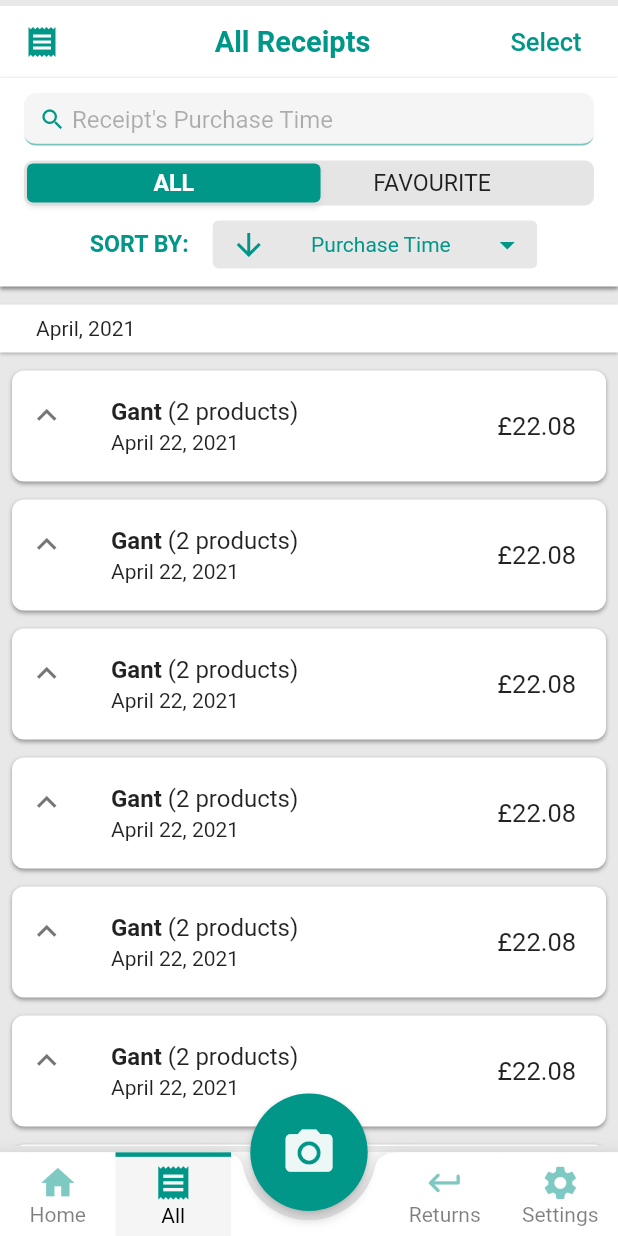
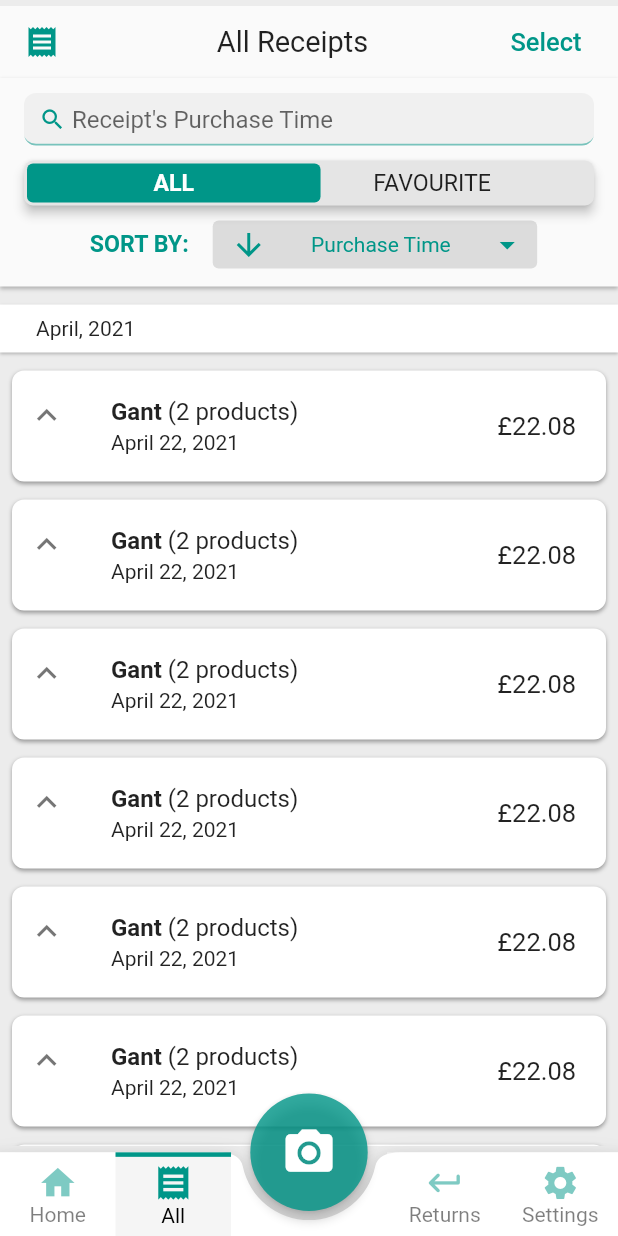
Before and after one commit to TomasKopunec/smart_receipts, a Flutter app: the screen it shows after launch, after a tap on "View All", on a phone screen of 412 x 824 dp. Run offline on Flutter 3.47's test engine with Material 2 defaults, Android fonts, the phone set to English and light mode, and no system bars; drawn by our look-alikes of flutter_slidable; our stand-ins replace persistent_bottom_nav_bar, shared_preferences.

Commit message:
Theming almost finished

```diff
--- a/lib/main.dart
+++ b/lib/main.dart
@@ -38,6 +38,12 @@ class Main extends StatelessWidget {
             theme: ThemeData(
               primarySwatch: Colors.teal,
               visualDensity: VisualDensity.adaptivePlatformDensity,
+              scaffoldBackgroundColor: Color.fromARGB(255, 236, 236, 236),
+            ),
+            darkTheme: ThemeData.dark().copyWith(
+              primaryColor: Colors.teal,
+              visualDensity: VisualDensity.adaptivePlatformDensity,
+              scaffoldBackgroundColor: Color.fromARGB(255, 34, 34, 34),
             ),
             home: const TabsScaffold(),
             routes: getRoutes(),
--- a/lib/screens/tab_control/abstract_tab_screen.dart
+++ b/lib/screens/tab_control/abstract_tab_screen.dart
@@ -11,13 +11,12 @@ abstract class AbstractTabScreen extends StatefulWidget {
         icon: Icon(getIcon()),
         activeColorPrimary: getColor(context),
         inactiveColorPrimary: activeColor.withOpacity(0.4),
-        activeColorSecondary: activeColor,
-        inactiveColorSecondary: Colors.red);
+        activeColorSecondary: activeColor);
   }
 
   @nonVirtual
   Color getColor(BuildContext context) {
-    return Theme.of(context).primaryColor; // ColorHelper.APP_COLOR;
+    return Theme.of(context).primaryColor;
   }
 
   @nonVirtual
--- a/lib/screens/tab_control/screen_wrapper.dart
+++ b/lib/screens/tab_control/screen_wrapper.dart
@@ -27,13 +27,14 @@ class ScreenWrapper extends StatelessWidget {
   Widget build(BuildContext context) {
     return Container(
       padding: const EdgeInsets.symmetric(vertical: 4),
-      color: Colors.black.withOpacity(0.07), // Screen background
+      color: Theme.of(context).scaffoldBackgroundColor, // Screen background
       child: Column(
         mainAxisAlignment: MainAxisAlignment.start,
         crossAxisAlignment: CrossAxisAlignment.start,
         children: [
           _getTitleWidget(context, action),
-          if (headerBody != null) _getHeaderActionsWrapper(headerBody!),
+          if (headerBody != null)
+            _getHeaderActionsWrapper(context, headerBody!),
           const Padding(padding: EdgeInsets.symmetric(vertical: 1)),
           Expanded(
             child: screenBody,
@@ -45,42 +46,39 @@ class ScreenWrapper extends StatelessWidget {
 
   Widget _getTitleWidget(BuildContext context, Widget? action) {
     return Container(
-      color: Colors.white,
+      color: Theme.of(context).canvasColor,
       padding: EdgeInsets.only(
           top: SizeHelper.getTopPadding(context), right: 16, left: 16),
       child: Row(
         mainAxisAlignment: MainAxisAlignment.spaceBetween,
         children: [
-          Icon(icon, color: getScreenColor(context)),
+          Icon(icon, color: Theme.of(context).primaryColor),
           Padding(
             padding: const EdgeInsets.only(left: 18),
             child: Text(
               title,
-              style: TextStyle(
-                  color: getScreenColor(context),
-                  fontWeight: FontWeight.bold,
+              style: Theme.of(context).textTheme.bodyMedium!.copyWith(
                   fontSize:
                       SizeHelper.getFontSize(context, size: FontSize.large)),
             ),
           ),
-          action != null
-              ? action
-              : TextButton(onPressed: () {}, child: Text(''))
+          action ?? TextButton(onPressed: () {}, child: const Text(''))
         ],
       ),
     );
   }
 
-  Widget _getHeaderActionsWrapper(Widget body) {
+  Widget _getHeaderActionsWrapper(context, Widget body) {
     return Container(
       width: double.infinity,
       decoration: BoxDecoration(
+        color: Theme.of(context).canvasColor,
         borderRadius: const BorderRadius.all(Radius.circular(0)),
         boxShadow: [
           BoxShadow(
               color: Colors.black.withOpacity(0.25),
               blurRadius: 1.5,
-              offset: Offset(0, 1.5)),
+              offset: const Offset(0, 1.5)),
         ],
       ),
       child: body,
--- a/lib/screens/tab_control/tabs_scaffold.dart
+++ b/lib/screens/tab_control/tabs_scaffold.dart
@@ -140,8 +140,8 @@ class _TabsScaffoldState extends State<TabsScaffold> {
           child: FloatingActionButton(
             backgroundColor: (screenProvider.selectedIndex ==
                     (screenProvider.screens.length - 1))
-                ? Theme.of(context).primaryColorDark
-                : Theme.of(context).primaryColor,
+                ? Theme.of(context).primaryColor
+                : Theme.of(context).primaryColor.withOpacity(0.8),
             splashColor: Theme.of(context).primaryColorDark,
             elevation: 3,
             onPressed: () {
@@ -149,7 +149,7 @@ class _TabsScaffoldState extends State<TabsScaffold> {
             },
             child: Icon(
               Icons.camera_alt,
-              color: Colors.white.withOpacity(0.925),
+              color: Colors.white,
               size: SizeHelper.getMenuIconSize(context),
             ),
           ),
--- a/lib/screens/tabs/add_receipt_screen.dart
+++ b/lib/screens/tabs/add_receipt_screen.dart
@@ -53,20 +53,14 @@ class _AddReceiptScreenState extends State<AddReceiptScreen> {
       elevation: 3,
       margin: EdgeInsets.zero,
       child: Container(
-        color: Colors.white,
-        padding: const EdgeInsets.all(8),
+        color: Theme.of(context).canvasColor,
+        padding: const EdgeInsets.symmetric(horizontal: 4, vertical: 12),
         child: Column(
           mainAxisAlignment: MainAxisAlignment.center,
           crossAxisAlignment: CrossAxisAlignment.start,
           children: [
             Center(
-              child: Container(
-                  color: provider.digitalOnly
-                      ? Theme.of(context).primaryColor.withOpacity(0.2)
-                      : Colors.transparent,
-                  height: qrCodeSize,
-                  width: qrCodeSize,
-                  child: Icon(Icons.qr_code_2, size: qrCodeSize)),
+              child: Icon(Icons.qr_code_2, size: qrCodeSize),
             ),
             const SizedBox(height: 8),
             Container(
@@ -77,19 +71,19 @@ class _AddReceiptScreenState extends State<AddReceiptScreen> {
                 children: [
                   Text(
                     'Tomas Kopunec',
-                    style: TextStyle(
+                    style: Theme.of(context).textTheme.titleMedium!.copyWith(
+                        fontWeight: FontWeight.w500,
                         fontSize: SizeHelper.getFontSize(context,
-                            size: FontSize.largest),
-                        fontWeight: FontWeight.w600),
+                            size: FontSize.cardSize)),
                   ),
                   const SizedBox(height: 4),
                   Text(
                     softWrap: true,
                     'vpke9ePEgAgySvFFwNsTc8/LZa03Ow==',
-                    style: TextStyle(
+                    style: Theme.of(context).textTheme.titleMedium!.copyWith(
+                        fontWeight: FontWeight.w300,
                         fontSize: SizeHelper.getFontSize(context,
-                            size: FontSize.regularLarge),
-                        fontWeight: FontWeight.w300),
+                            size: FontSize.regularLarge)),
                   ),
                 ],
               ),
--- a/lib/screens/tabs/all_receipts/control_header.dart
+++ b/lib/screens/tabs/all_receipts/control_header.dart
@@ -15,7 +15,6 @@ class ControlHeader extends StatelessWidget {
     final color = Theme.of(context).primaryColor;
 
     return Container(
-      color: Colors.white,
       padding: const EdgeInsets.only(left: 16, right: 16, bottom: 12),
       child: Column(
         children: [
@@ -32,6 +31,7 @@ class ControlHeader extends StatelessWidget {
             buttonColor: color,
             backgroundColor: Colors.black.withOpacity(0.1),
             textColor: Colors.white,
+            isInitialValue: true,
             onValueChange: (value) {
               provider.toggleFavourites();
             },
@@ -60,6 +60,7 @@ class ControlHeader extends StatelessWidget {
                   ReceiptDropdownButton(
                     width: SizeHelper.getScreenWidth(context) * 0.525,
                     textColor: Theme.of(context).primaryColor,
+                    backgroundColor: Theme.of(context).focusColor,
                   ),
                 ],
               ),
@@ -72,7 +73,6 @@ class ControlHeader extends StatelessWidget {
 
   Widget getSelectionControls(context, provider) {
     return Container(
-      color: Colors.white,
       padding: const EdgeInsets.only(bottom: 0, top: 8),
       child: const SelectionWidget(),
     );
@@ -87,18 +87,7 @@ class ControlHeader extends StatelessWidget {
   @override
   Widget build(BuildContext context) {
     return Consumer<ReceiptsProvider>(builder: (ctx, provider, child) {
-      return Container(
-        decoration: BoxDecoration(
-          borderRadius: const BorderRadius.all(Radius.circular(0)),
-          boxShadow: [
-            BoxShadow(
-                color: Colors.black.withOpacity(0.25),
-                blurRadius: 1.5,
-                offset: const Offset(0, 1.5)),
-          ],
-        ),
-        child: getControls(context, provider),
-      );
+      return getControls(context, provider);
     });
   }
 }
--- a/lib/screens/tabs/all_receipts/search_bar.dart
+++ b/lib/screens/tabs/all_receipts/search_bar.dart
@@ -65,7 +65,7 @@ class _SearchBarState extends State<SearchBar> {
               ),
             ),
             hintText: 'Receipt\'s ${provider.searchKey.toString()}',
-            hintStyle: TextStyle(color: Colors.black.withOpacity(0.3)),
+            hintStyle: TextStyle(color: Theme.of(context).hintColor),
             enabledBorder: UnderlineInputBorder(
               borderSide:
                   BorderSide(color: color.withOpacity(0.5), width: 1.25),
--- a/lib/screens/tabs/home/grid_card.dart
+++ b/lib/screens/tabs/home/grid_card.dart
@@ -40,7 +40,7 @@ class GridCard extends StatelessWidget {
                     ),
                     Icon(
                       icon,
-                      color: Colors.black.withOpacity(0.85),
+                      color: Theme.of(context).hintColor,
                       size:
                           SizeHelper.getIconSize(context, size: IconSize.large),
                     )
--- a/lib/screens/tabs/home/home_screen.dart
+++ b/lib/screens/tabs/home/home_screen.dart
@@ -42,24 +42,27 @@ class _HomeScreenState extends State<HomeScreen> {
 
   Widget get headerBody {
     return Container(
-      color: Colors.white,
       padding: const EdgeInsets.symmetric(vertical: 18, horizontal: 16),
       child: Row(
         children: [
-          const CircleAvatar(
-            child: Icon(Icons.person),
+          CircleAvatar(
+            backgroundColor: Theme.of(context).primaryColor,
+            child: Icon(
+              Icons.person,
+              color: Theme.of(context).canvasColor,
+            ),
           ),
           SizedBox(width: 16),
           Text('Hello, ',
-              style: TextStyle(
-                  fontSize:
-                      SizeHelper.getFontSize(context, size: FontSize.large),
-                  fontWeight: FontWeight.w300)),
+              style: Theme.of(context)
+                  .textTheme
+                  .headlineSmall!
+                  .copyWith(fontWeight: FontWeight.w300)),
           Text('Tomas!',
-              style: TextStyle(
-                  fontSize:
-                      SizeHelper.getFontSize(context, size: FontSize.large),
-                  fontWeight: FontWeight.w600))
+              style: Theme.of(context)
+                  .textTheme
+                  .headlineSmall!
+                  .copyWith(fontWeight: FontWeight.w500))
         ],
       ),
     );
--- a/lib/screens/tabs/settings_screen/settings_screen.dart
+++ b/lib/screens/tabs/settings_screen/settings_screen.dart
@@ -69,6 +69,7 @@ class _SettingsState extends State<SettingsScreen> {
             backgroundColor: Colors.black.withOpacity(0.25),
             textColor: Colors.white,
             buttonColor: Colors.black.withOpacity(0.75),
+            isInitialValue: provider.theme == ThemeSetting.light,
             onValueChange: (value) {
               provider.selectTheme(ThemeSetting.from(value));
               print('Theme changing to: ${value}');
@@ -82,7 +83,7 @@ class _SettingsState extends State<SettingsScreen> {
         'Currency',
         CurrencyDropdownButton(
             textColor: Theme.of(context).primaryColor,
-            backgroundColor: Colors.white,
+            backgroundColor: Theme.of(context).canvasColor,
             width: SizeHelper.getScreenWidth(context)));
   }
 
@@ -91,7 +92,7 @@ class _SettingsState extends State<SettingsScreen> {
         'Date and Time Format',
         DateTimeDropdownButton(
           textColor: Theme.of(context).primaryColor,
-          backgroundColor: Colors.white,
+          backgroundColor: Theme.of(context).canvasColor,
           width: SizeHelper.getScreenWidth(context),
         ));
   }
@@ -147,7 +148,7 @@ class _SettingsState extends State<SettingsScreen> {
           width: double.infinity,
           padding: const EdgeInsets.symmetric(vertical: 8, horizontal: 24),
           decoration: BoxDecoration(
-            color: Colors.white,
+            color: Theme.of(context).canvasColor,
             boxShadow: [
               BoxShadow(
                 color: Colors.black.withOpacity(0.25),
@@ -160,6 +161,7 @@ class _SettingsState extends State<SettingsScreen> {
           child: Text(
             title,
             textAlign: TextAlign.start,
+            style: Theme.of(context).textTheme.bodyMedium,
           ),
         ),
         body
--- a/lib/widgets/animated_toggle.dart
+++ b/lib/widgets/animated_toggle.dart
@@ -8,9 +8,9 @@ class AnimatedToggle extends StatefulWidget {
   final Color backgroundColor;
   final Color buttonColor;
   final Color textColor;
-  final List<BoxShadow> shadows;
   final double width;
   final Duration animDuration;
+  final bool isInitialValue;
   final Function(String value) onValueChange;
 
   const AnimatedToggle({
@@ -20,14 +20,8 @@ class AnimatedToggle extends StatefulWidget {
     this.backgroundColor = const Color(0xFFe7e7e8),
     this.buttonColor = const Color(0xFFFFFFFF),
     this.textColor = Colors.white,
-    this.shadows = const [
-      BoxShadow(
-        color: Color(0xFFd8d7da),
-        blurRadius: 3,
-        offset: Offset(0, 2),
-      ),
-    ],
     this.animDuration = const Duration(milliseconds: 1000),
+    required this.isInitialValue,
   }) : assert(values.length <= 2);
 
   @override
@@ -35,7 +29,14 @@ class AnimatedToggle extends StatefulWidget {
 }
 
 class _AnimatedToggleState extends State<AnimatedToggle> {
-  bool initialPosition = true;
+  late bool _initialPosition;
+
+  @override
+  void initState() {
+    // TODO: implement initState
+    _initialPosition = widget.isInitialValue;
+    super.initState();
+  }
 
   @override
   Widget build(BuildContext context) {
@@ -47,13 +48,18 @@ class _AnimatedToggleState extends State<AnimatedToggle> {
             children: [
               GestureDetector(
                 onTap: () {
-                  initialPosition = !initialPosition;
+                  _initialPosition = !_initialPosition;
                   widget.onValueChange(
-                      initialPosition ? widget.values[0] : widget.values[1]);
+                      _initialPosition ? widget.values[0] : widget.values[1]);
 
                   // Rebuild
                   setState(() {});
                 },
+                child: Card(
+                  elevation: 3,
+                  margin: EdgeInsets.zero,
+                  shape: RoundedRectangleBorder(
+                      borderRadius: BorderRadius.circular(6)),
                   child: Container(
                     padding: const EdgeInsets.symmetric(vertical: 6),
                     width: widget.width,
@@ -78,28 +84,28 @@ class _AnimatedToggleState extends State<AnimatedToggle> {
                     ),
                   ),
                 ),
+              ),
               AnimatedAlign(
                 duration: widget.animDuration,
                 curve: Curves.fastLinearToSlowEaseIn,
-                alignment: initialPosition
+                alignment: _initialPosition
                     ? Alignment.centerLeft
                     : Alignment.centerRight,
                 child: Container(
                   padding: const EdgeInsets.symmetric(vertical: 4),
-                  margin: initialPosition
+                  margin: _initialPosition
                       ? const EdgeInsets.only(top: 2, left: 2)
                       : const EdgeInsets.only(top: 2, right: 2),
                   width: widget.width * 0.475,
                   decoration: ShapeDecoration(
                     color: widget.buttonColor,
-                    shadows: widget.shadows,
                     shape: RoundedRectangleBorder(
                       borderRadius: BorderRadius.circular(4),
                     ),
                   ),
                   alignment: Alignment.center,
                   child: Text(
-                    initialPosition ? widget.values[0] : widget.values[1],
+                    _initialPosition ? widget.values[0] : widget.values[1],
                     style: TextStyle(
                       fontSize: SizeHelper.getFontSize(context,
                           size: FontSize.regular),
--- a/lib/widgets/currency_dropdown_button.dart
+++ b/lib/widgets/currency_dropdown_button.dart
@@ -91,17 +91,14 @@ class _CurrencyDropdownButtonState extends State<CurrencyDropdownButton> {
                       children: [
                         Text(
                           '${_selected.code.toUpperCase()} (${_selected.currency.toUpperCase()})',
-                          style: TextStyle(
-                              color: Colors.black.withOpacity(1),
-                              fontSize: SizeHelper.getFontSize(context,
-                                  size: FontSize.regular)),
+                          style: Theme.of(context).textTheme.titleMedium,
                         ),
                         Text(
                           _selected.name,
-                          style: TextStyle(
-                              color: Colors.black.withOpacity(0.6),
-                              fontSize: SizeHelper.getFontSize(context,
-                                  size: FontSize.regular)),
+                          style: Theme.of(context)
+                              .textTheme
+                              .titleSmall!
+                              .copyWith(fontWeight: FontWeight.w300),
                         )
                       ],
                     ),
--- a/lib/widgets/datetime_dropdown_button.dart
+++ b/lib/widgets/datetime_dropdown_button.dart
@@ -73,7 +73,7 @@ class _DateTimeDropdownButtonState extends State<DateTimeDropdownButton> {
               width: widget.width,
               child: Padding(
                 padding:
-                    const EdgeInsets.symmetric(horizontal: 16, vertical: 5),
+                    const EdgeInsets.symmetric(horizontal: 16, vertical: 8),
                 child: InkWell(
                     child: Row(
                   mainAxisAlignment: MainAxisAlignment.spaceBetween,
@@ -93,17 +93,14 @@ class _DateTimeDropdownButtonState extends State<DateTimeDropdownButton> {
                       children: [
                         Text(
                           _selected.name,
-                          style: TextStyle(
-                              color: Colors.black.withOpacity(1),
-                              fontSize: SizeHelper.getFontSize(context,
-                                  size: FontSize.regular)),
+                          style: Theme.of(context).textTheme.titleMedium,
                         ),
                         Text(
                           _selected.example,
-                          style: TextStyle(
-                              color: Colors.black.withOpacity(0.6),
-                              fontSize: SizeHelper.getFontSize(context,
-                                  size: FontSize.regular)),
+                          style: Theme.of(context)
+                              .textTheme
+                              .titleSmall!
+                              .copyWith(fontWeight: FontWeight.w300),
                         )
                       ],
                     ),
--- a/lib/widgets/receipt_dropdown_button.dart
+++ b/lib/widgets/receipt_dropdown_button.dart
@@ -14,7 +14,7 @@ class ReceiptDropdownButton extends StatefulWidget {
   ReceiptDropdownButton(
       {required this.width,
       required this.textColor,
-      this.backgroundColor = const Color(0xFFe7e7e8)});
+      required this.backgroundColor});
 
   @override
   State<ReceiptDropdownButton> createState() => _ReceiptDropdownButtonState();
--- a/lib/widgets/section.dart
+++ b/lib/widgets/section.dart
@@ -25,27 +25,19 @@ class Section extends StatelessWidget {
     if (titleAction == null) {
       titleWidget = Text(
         title,
-        style: TextStyle(
-            fontSize: SizeHelper.getFontSize(context, size: FontSize.larger),
-            fontWeight: FontWeight.w600),
+        style: Theme.of(context).textTheme.headline6,
       );
     } else {
-      titleWidget = Container(
-        // color: Colors.blue.withOpacity(0.5),
-        child: Row(
+      titleWidget = Row(
         mainAxisAlignment: MainAxisAlignment.spaceBetween,
         crossAxisAlignment: CrossAxisAlignment.start,
         children: [
           Text(
             title,
-              style: TextStyle(
-                  fontSize:
-                      SizeHelper.getFontSize(context, size: FontSize.larger),
-                  fontWeight: FontWeight.w600),
+            style: Theme.of(context).textTheme.headline6,
           ),
           titleAction!
         ],
-        ),
       );
     }
 
```
Lines whose indentation alone changed are shown as unchanged.
